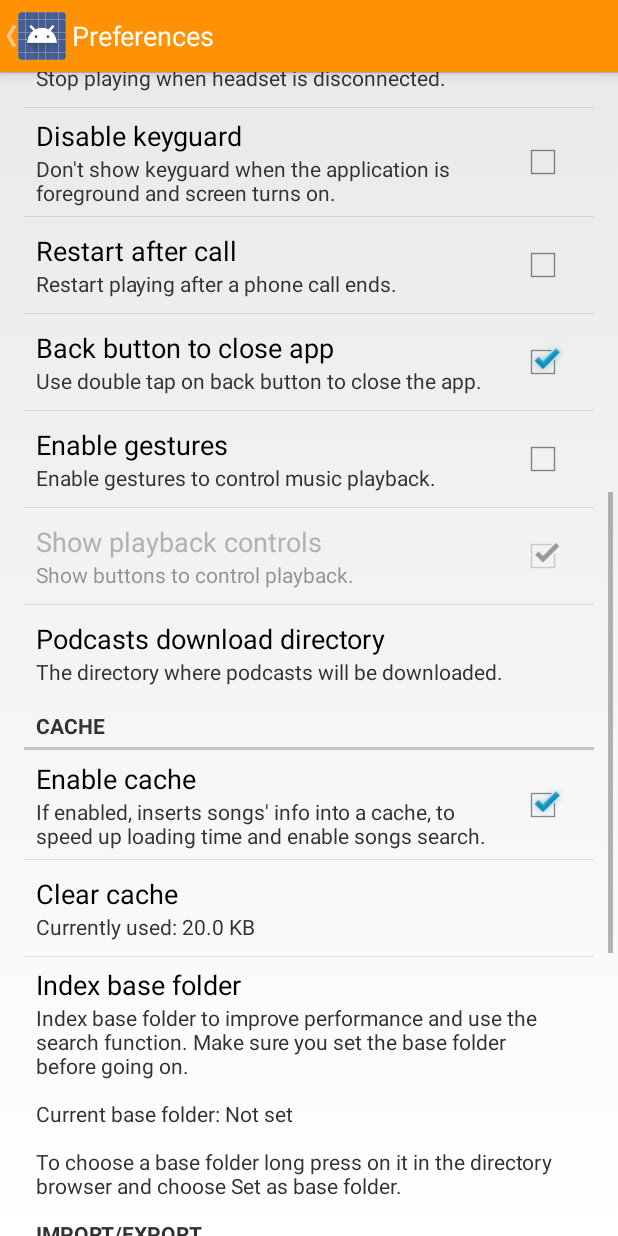
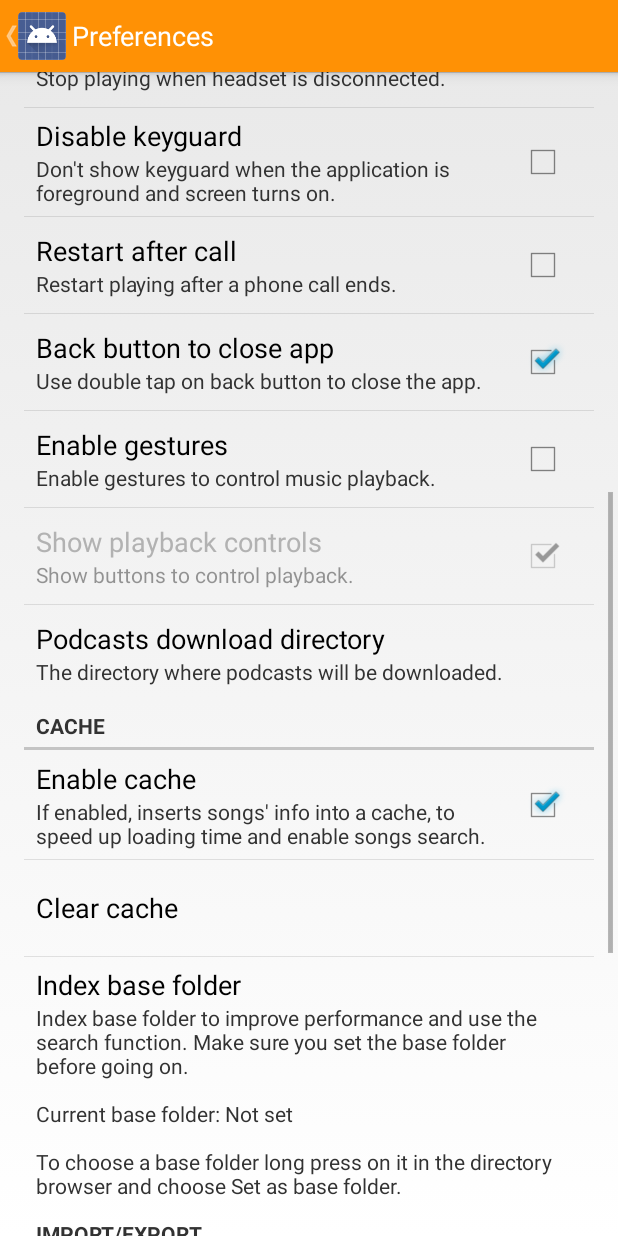
Before and after one commit to lgj123/MusicPlayer, an Android app: the PreferencesActivity screen opened directly, with no data from a screen before it, scrolled down 542 dp, on a phone screen of 412 x 824 dp. Run offline under Robolectric (Android 15) with nearby library versions, the phone set to English and light mode, and no system bars; libraries missing offline, so code that uses them is left out: com.readystatesoftware.systembartint.

Commit message:
Removed cache size info from settings

```diff
--- a/musicPlayer/src/main/java/com/andreadec/musicplayer/PreferencesActivity.java
+++ b/musicPlayer/src/main/java/com/andreadec/musicplayer/PreferencesActivity.java
@@ -18,12 +18,9 @@ package com.andreadec.musicplayer;
 
 import java.io.*;
 import java.util.*;
-
 import javax.xml.parsers.*;
-
 import org.w3c.dom.*;
 import org.xmlpull.v1.*;
-
 import android.annotation.*;
 import android.app.*;
 import android.content.*;
@@ -66,7 +63,6 @@ public class PreferencesActivity extends PreferenceActivity implements OnPrefere
     	preferenceExport = findPreference("export");
     	preferencePodcastsDirectory = findPreference("podcastsDirectory");
 
-    	updateCacheSize();
     	updateBaseFolder();
 
     	preferenceClearCache.setOnPreferenceClickListener(this);
@@ -164,12 +160,6 @@ public class PreferencesActivity extends PreferenceActivity implements OnPrefere
 		return false;
 	}
 
-	private void updateCacheSize() {
-		File f = getDatabasePath("Songs");
-    	double dbSize = f.length()/1024.0;
-    	preferenceClearCache.setSummary(getResources().getString(R.string.clearCacheSummary, dbSize+""));
-	}
-
 	private void updateBaseFolder() {
 		String baseFolder = preferences.getString(Constants.PREFERENCE_BASEFOLDER, null);
 		String summary = getResources().getString(R.string.indexBaseFolderSummary) + "\n\n";
@@ -189,7 +179,6 @@ public class PreferencesActivity extends PreferenceActivity implements OnPrefere
 		db.delete("Songs", "", null);
 		db.close();
 		Toast.makeText(this, R.string.cacheCleared, Toast.LENGTH_LONG).show();
-		updateCacheSize();
 	}
 
 	private void doImport() {
--- a/musicPlayer/src/main/res/values/strings.xml
+++ b/musicPlayer/src/main/res/values/strings.xml
@@ -81,7 +81,6 @@
 	<string name="enableCache">Enable cache</string>
 	<string name="enableCacheSummary">If enabled, inserts songs\' info into a cache, to speed up loading time and enable songs search.</string>
 	<string name="clearCache">Clear cache</string>
-	<string name="clearCacheSummary">Currently used: %1$s KB</string>
 	<string name="clearCacheConfirm">Clear the cache?</string>
 	<string name="cacheCleared">Cache cleared!</string>
 	<string name="about">About</string>
--- a/musicPlayer/src/main/res/xml/preferences.xml
+++ b/musicPlayer/src/main/res/xml/preferences.xml
@@ -101,8 +101,7 @@
             android:defaultValue="true" />
         <Preference
             android:key="clearCache"
-            android:title="@string/clearCache"
-            android:summary="@string/clearCacheSummary" />
+            android:title="@string/clearCache" />
         <Preference
             android:key="indexBaseFolder"
             android:title="@string/indexBaseFolder"
```
Also changed, not shown: 1 other file.
